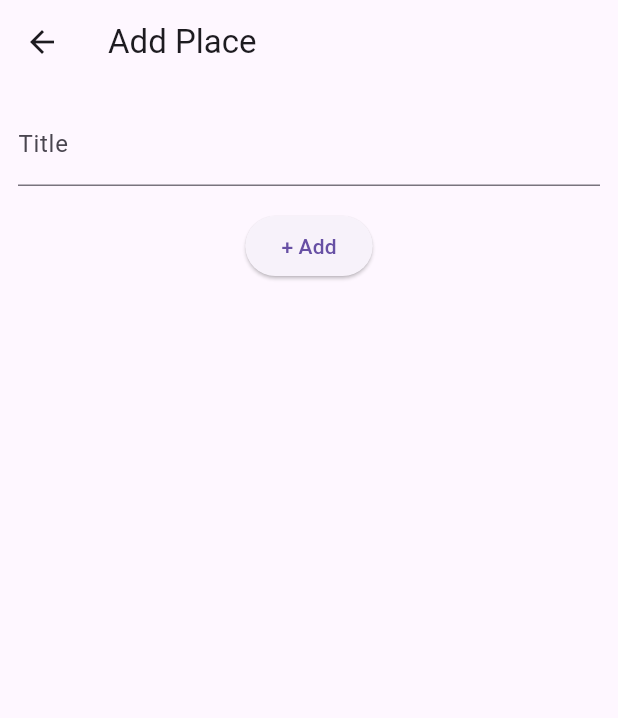
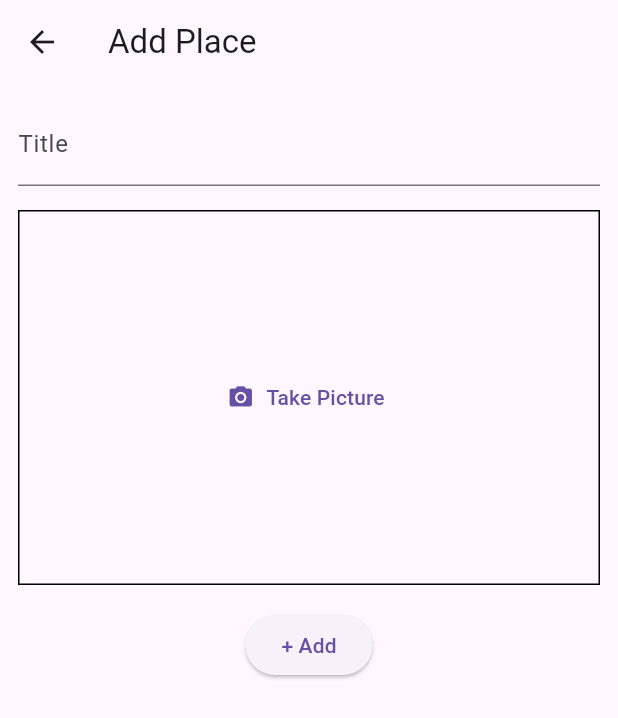
Before and after one commit to mhrhabibur/flutter_favorite_place_app, a Flutter app: the AddPlace screen opened directly, on a phone screen of 412 x 824 dp. Shown: the top 718 px of the screen. Run offline on Flutter 3.47's test engine with Material 3 defaults, Android fonts, the phone set to English and light mode, and no system bars; our stand-ins replace flutter_riverpod, riverpod.

Commit message:
Camera input is added.

```diff
--- a/lib/widgets/main.dart
+++ b/lib/main.dart
@@ -1,9 +1,6 @@
 import 'package:flutter/material.dart';
-import 'package:riverpod/riverpod.dart';
 import 'package:flutter_riverpod/flutter_riverpod.dart';
-
 import 'package:favorite_places_app/screens/places.dart';
-import 'package:favorite_places_app/screens/add_place.dart';
 
 final colorScheme = ColorScheme.fromSeed(
   brightness: Brightness.dark,
--- a/lib/screens/add_place.dart
+++ b/lib/screens/add_place.dart
@@ -1,4 +1,5 @@
 import 'package:favorite_places_app/providers/user_place.dart';
+import 'package:favorite_places_app/widgets/image_input.dart';
 import 'package:flutter/material.dart';
 import 'package:flutter_riverpod/flutter_riverpod.dart';
 
@@ -40,6 +41,8 @@ class _AddPlaceState extends ConsumerState<AddPlace> {
               controller: _titleController,
             ),
             SizedBox(height: 16),
+            ImageInput(),
+            SizedBox(height: 16),
             ElevatedButton(onPressed: _savePlace, child: Text("+ Add")),
           ],
         ),
--- /dev/null
+++ b/lib/widgets/image_input.dart
@@ -0,0 +1,27 @@
+import 'package:flutter/material.dart';
+
+class ImageInput extends StatefulWidget {
+  const ImageInput({super.key});
+
+  @override
+  State<ImageInput> createState() => _ImageInputState();
+}
+
+class _ImageInputState extends State<ImageInput> {
+  @override
+  Widget build(BuildContext context) {
+    return Container(
+      decoration: BoxDecoration(
+        border: Border.all(width: 1, color: Colors.black),
+      ),
+      height: 250,
+      width: double.infinity,
+      alignment: Alignment.center,
+      child: TextButton.icon(
+        onPressed: () {},
+        label: Text("Take Picture"),
+        icon: Icon(Icons.camera_alt),
+      ),
+    );
+  }
+}
```
Also changed, not shown: 1 other file.
